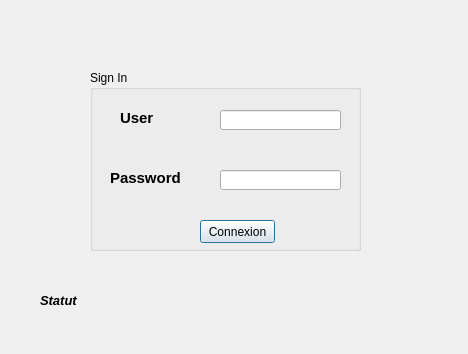
idriss92/FaceRecognition, file FaceRecognition/logindialog.ui: the form before one commit.
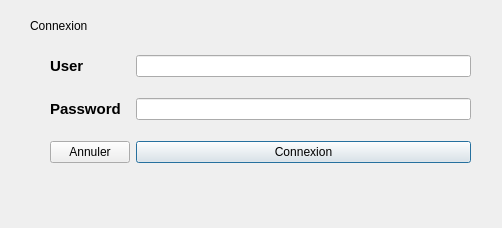
The form after the commit.

Diff of the .ui file:
```diff
--- a/FaceRecognition/logindialog.ui
+++ b/FaceRecognition/logindialog.ui
@@ -6,8 +6,8 @@
    <rect>
     <x>0</x>
     <y>0</y>
-    <width>468</width>
-    <height>354</height>
+    <width>502</width>
+    <height>228</height>
    </rect>
   </property>
   <property name="windowTitle">
@@ -16,27 +16,28 @@
   <property name="autoFillBackground">
    <bool>true</bool>
   </property>
-  <widget class="QGroupBox" name="groupBoxSignIn">
+  <widget class="QWidget" name="gridLayoutWidget">
    <property name="geometry">
     <rect>
-     <x>90</x>
-     <y>70</y>
-     <width>271</width>
-     <height>181</height>
+     <x>50</x>
+     <y>40</y>
+     <width>421</width>
+     <height>141</height>
     </rect>
    </property>
-   <property name="title">
-    <string>Sign In</string>
-   </property>
+   <layout class="QGridLayout" name="gridLayout">
+    <item row="0" column="1">
+     <widget class="QLineEdit" name="lineEditUser"/>
+    </item>
+    <item row="2" column="1">
+     <widget class="QPushButton" name="pushButtonConnexion">
+      <property name="text">
+       <string>Connexion</string>
+      </property>
+     </widget>
+    </item>
+    <item row="0" column="0">
    <widget class="QLabel" name="label">
-    <property name="geometry">
-     <rect>
-      <x>30</x>
-      <y>40</y>
-      <width>51</width>
-      <height>16</height>
-     </rect>
-    </property>
     <property name="font">
      <font>
       <pointsize>11</pointsize>
@@ -48,15 +49,9 @@
      <string>User</string>
     </property>
    </widget>
+    </item>
+    <item row="1" column="0">
    <widget class="QLabel" name="label_2">
-    <property name="geometry">
-     <rect>
-      <x>20</x>
-      <y>100</y>
-      <width>81</width>
-      <height>16</height>
-     </rect>
-    </property>
     <property name="font">
      <font>
       <pointsize>11</pointsize>
@@ -68,62 +63,47 @@
      <string>Password</string>
     </property>
    </widget>
-   <widget class="QLineEdit" name="lineEditUser">
-    <property name="geometry">
-     <rect>
-      <x>130</x>
-      <y>40</y>
-      <width>121</width>
-      <height>20</height>
-     </rect>
-    </property>
-   </widget>
+    </item>
+    <item row="1" column="1">
    <widget class="QLineEdit" name="lineEditPassword">
-    <property name="geometry">
-     <rect>
-      <x>130</x>
-      <y>100</y>
-      <width>121</width>
-      <height>20</height>
-     </rect>
-    </property>
     <property name="echoMode">
      <enum>QLineEdit::Password</enum>
     </property>
    </widget>
-   <widget class="QPushButton" name="pushButtonConnexion">
+    </item>
+    <item row="2" column="0">
+     <widget class="QPushButton" name="pushButton">
+      <property name="text">
+       <string>Annuler</string>
+      </property>
+     </widget>
+    </item>
+   </layout>
+  </widget>
+  <widget class="QLabel" name="label_3">
     <property name="geometry">
      <rect>
-      <x>110</x>
-      <y>150</y>
-      <width>75</width>
-      <height>23</height>
+     <x>30</x>
+     <y>10</y>
+     <width>101</width>
+     <height>31</height>
      </rect>
     </property>
     <property name="text">
      <string>Connexion</string>
     </property>
-   </widget>
   </widget>
   <widget class="QLabel" name="labelStatut">
    <property name="geometry">
     <rect>
-     <x>40</x>
-     <y>290</y>
-     <width>261</width>
+     <x>30</x>
+     <y>190</y>
+     <width>441</width>
      <height>21</height>
     </rect>
    </property>
-   <property name="font">
-    <font>
-     <pointsize>10</pointsize>
-     <weight>75</weight>
-     <italic>true</italic>
-     <bold>true</bold>
-    </font>
-   </property>
    <property name="text">
-    <string>Statut</string>
+    <string/>
    </property>
   </widget>
  </widget>
```
Lines whose indentation alone changed are shown as unchanged.
